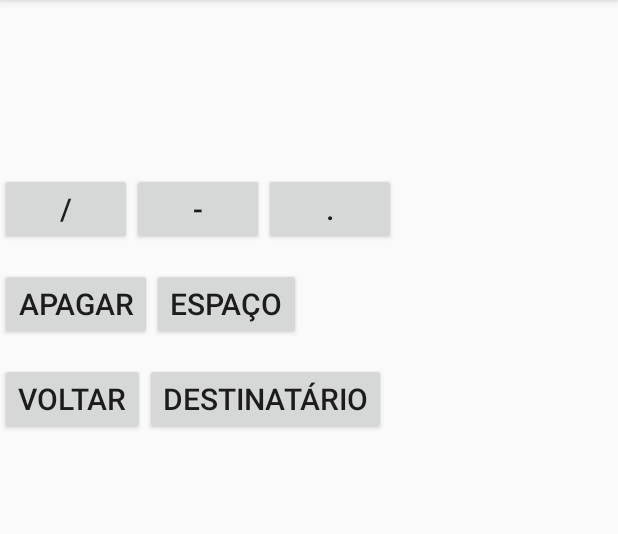
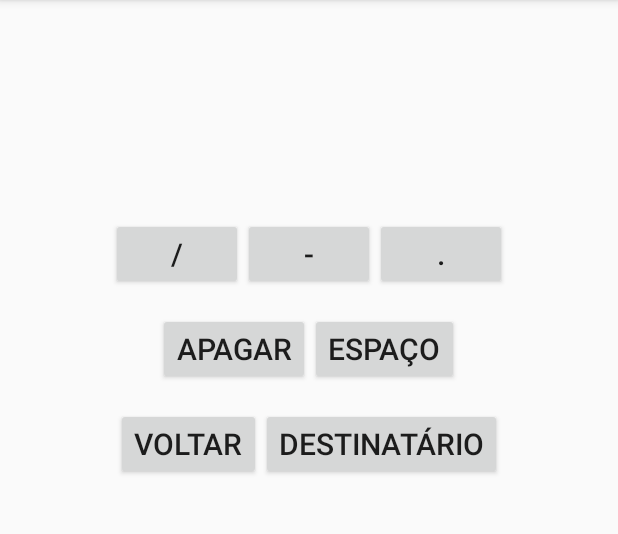
Before and after one commit to luizfelipelazzaron/desagil-projeto1, an Android app: the NewMessage screen opened directly, with no data from a screen before it, on a phone screen of 412 x 824 dp, the part 84-618 px from its top. Run offline under Robolectric (Android 15) with nearby library versions, the phone set to English and light mode, and no system bars.

Commit message:
alterações new_messege

```diff
--- a/app/src/main/res/layout/activity_new_message.xml
+++ b/app/src/main/res/layout/activity_new_message.xml
@@ -5,6 +5,7 @@
     android:layout_width="match_parent"
     android:layout_height="match_parent"
     android:orientation="vertical"
+    android:padding="30sp"
     tools:context=".NewMessage">
 
     <TextView
@@ -26,7 +27,7 @@
         android:textStyle="bold" />
 
     <GridLayout
-        android:layout_width="match_parent"
+        android:layout_width="wrap_content"
         android:layout_height="wrap_content"
         android:layout_gravity="center"
         android:layout_marginTop="15dp"
@@ -61,9 +62,9 @@
     </GridLayout>
 
     <GridLayout
-        android:layout_width="match_parent"
+        android:layout_width="wrap_content"
         android:layout_height="wrap_content"
-        android:layout_gravity="center"
+        android:layout_gravity="center_horizontal"
         android:layout_marginTop="15dp"
         android:columnCount="2"
         android:rowCount="1"
@@ -88,7 +89,7 @@
     </GridLayout>
 
     <GridLayout
-        android:layout_width="match_parent"
+        android:layout_width="wrap_content"
         android:layout_height="wrap_content"
         android:layout_gravity="center"
         android:layout_marginTop="15dp"
```
